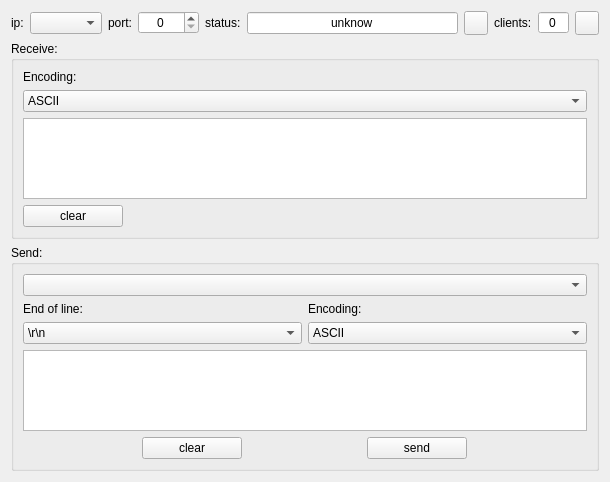
The window that server.ui (verbkinm/Tcp_Udp_servers_and_clients) describes before a commit, drawn with Qt 5.
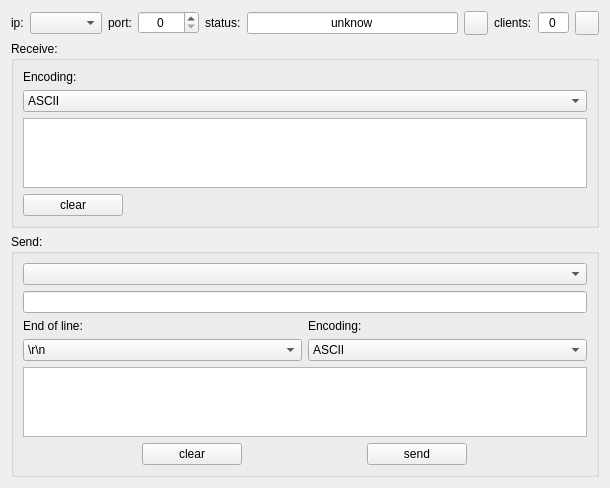
The same window after the commit. Icons and pictures are not drawn.

What changed in the file:
```diff
--- a/server.ui
+++ b/server.ui
@@ -149,9 +149,22 @@
       </item>
       <item>
        <widget class="QTextEdit" name="data_textEdit_receive">
+        <property name="styleSheet">
+         <string notr="true">font: 75 10pt &quot;Miriam Mono CLM&quot;;</string>
+        </property>
+        <property name="lineWrapMode">
+         <enum>QTextEdit::NoWrap</enum>
+        </property>
         <property name="readOnly">
          <bool>true</bool>
         </property>
+        <property name="html">
+         <string>&lt;!DOCTYPE HTML PUBLIC &quot;-//W3C//DTD HTML 4.0//EN&quot; &quot;http://www.w3.org/TR/REC-html40/strict.dtd&quot;&gt;
+&lt;html&gt;&lt;head&gt;&lt;meta name=&quot;qrichtext&quot; content=&quot;1&quot; /&gt;&lt;style type=&quot;text/css&quot;&gt;
+p, li { white-space: pre-wrap; }
+&lt;/style&gt;&lt;/head&gt;&lt;body style=&quot; font-family:'Miriam Mono CLM'; font-size:10pt; font-weight:72; font-style:normal;&quot;&gt;
+&lt;p style=&quot;-qt-paragraph-type:empty; margin-top:0px; margin-bottom:0px; margin-left:0px; margin-right:0px; -qt-block-indent:0; text-indent:0px; font-size:8pt; font-weight:400;&quot;&gt;&lt;br /&gt;&lt;/p&gt;&lt;/body&gt;&lt;/html&gt;</string>
+        </property>
        </widget>
       </item>
       <item>
@@ -228,6 +241,9 @@
       <item>
        <widget class="QComboBox" name="comboBox_clients"/>
       </item>
+      <item>
+       <widget class="QLineEdit" name="lineEdit_client"/>
+      </item>
       <item>
        <layout class="QHBoxLayout" name="horizontalLayout_7">
         <item>
@@ -298,6 +314,9 @@
       </item>
       <item>
        <widget class="QTextEdit" name="data_textEdit_send">
+        <property name="styleSheet">
+         <string notr="true">font: 75 10pt &quot;Miriam Mono CLM&quot;;</string>
+        </property>
         <property name="readOnly">
          <bool>false</bool>
         </property>
```
Left out of the diff: 26 changed lines with no effect on the pictures.
